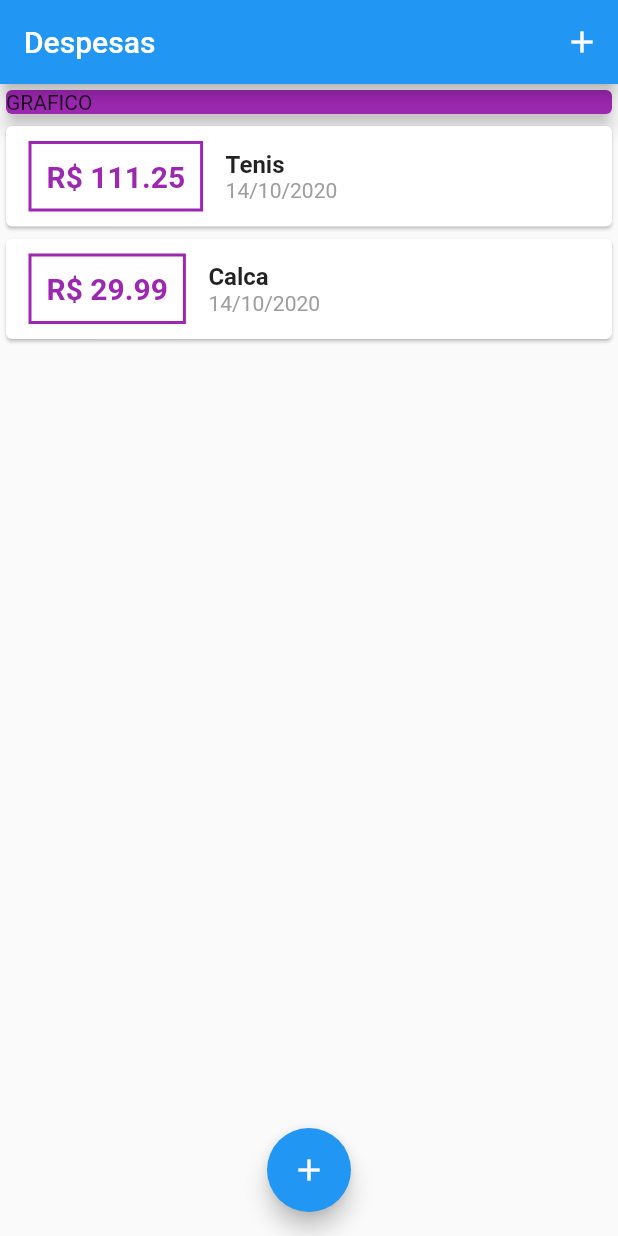
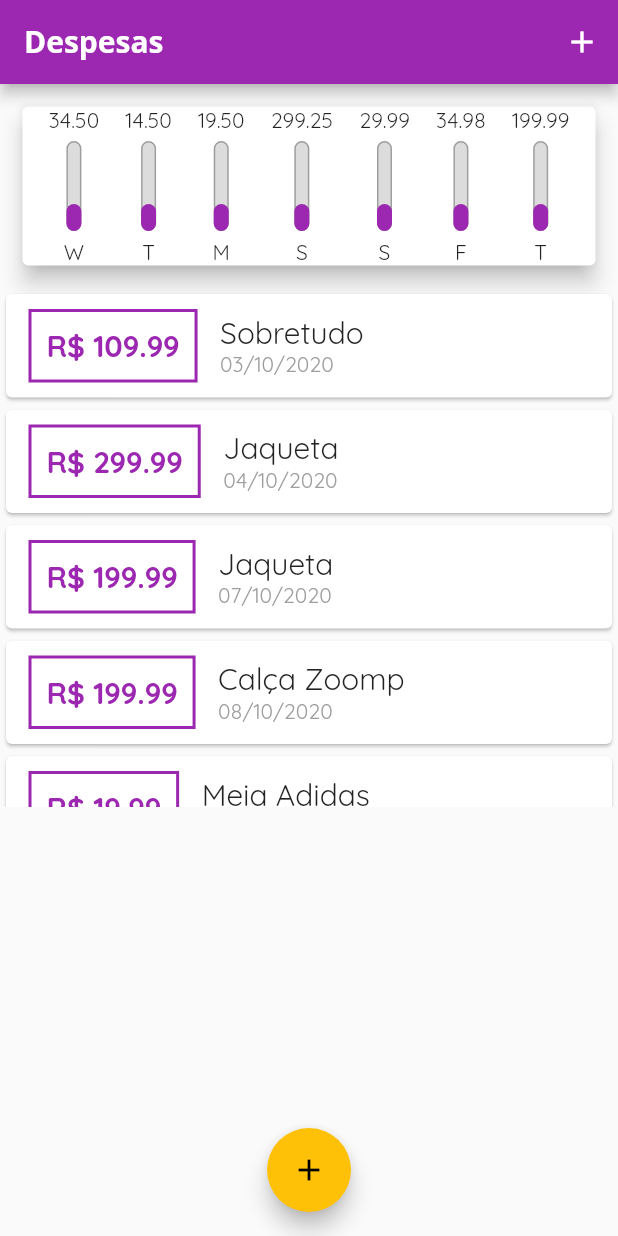
Before and after one commit to robertoalam/flutter-despesas, a Flutter app: the screen it shows after launch, on a phone screen of 412 x 824 dp. Run offline on Flutter 3.47's test engine with Material 2 defaults, Android fonts, the phone set to English and light mode, and no system bars.

Commit message:
incluido fonts, image e implementando grafico

```diff
--- /dev/null
+++ b/lib/components/chart.dart
@@ -0,0 +1,57 @@
+import 'package:flutter/material.dart';
+import 'package:flutter_despesas/components/chart_bar.dart';
+import '../models/transaction.dart';
+import 'package:intl/intl.dart';
+
+class Chart extends StatelessWidget {
+
+  final List<Transaction> recentTransaction ;
+
+  Chart(this.recentTransaction);
+
+  List<Map<String,Object>> get groupedTransactions{
+
+    return List.generate(7, (index) {
+
+      final weekDay = DateTime.now().subtract(
+        Duration(days: index),
+      );
+
+      double totalSum = 0.0;
+
+      for(var i = 0 ; i < recentTransaction.length ; i++){
+        bool sameDay = recentTransaction[i].date.day == weekDay.day;
+        bool sameMonth = recentTransaction[i].date.month == weekDay.month;
+        bool sameYear = recentTransaction[i].date.year == weekDay.year;
+        if( sameDay && sameMonth && sameYear){
+          totalSum += recentTransaction[i].value;
+        }
+      }
+
+      // print( DateFormat.E().format(weekDay)[0] );
+      // print( totalSum );
+
+      return {
+        'day':DateFormat.E().format(weekDay)[0] ,
+        'value': totalSum
+      };
+    });
+  }
+
+  @override
+  Widget build(BuildContext context) {
+
+    groupedTransactions;
+
+    return Card(
+      elevation: 6,
+      margin: EdgeInsets.all(15),
+      child: Row(
+        mainAxisAlignment: MainAxisAlignment.spaceEvenly,
+        children: groupedTransactions.map((tr) {
+          return ChartBar(label: tr['day'] , value: tr['value'] , percentage: 0.3);
+        }).toList(),
+      ),
+    );
+  }
+}
--- /dev/null
+++ b/lib/components/chart_bar.dart
@@ -0,0 +1,51 @@
+import 'package:flutter/material.dart';
+
+class ChartBar extends StatelessWidget {
+
+  final String label;
+  final double value;
+  final double percentage;
+
+  ChartBar({this.label , this.value , this.percentage});
+
+  @override
+  Widget build(BuildContext context) {
+    return Column(
+      children: [
+        //Text("R\$${value.toStringAsFixed(2)}"),
+        Text("${value.toStringAsFixed(2)}"),
+        SizedBox(height: 5,),
+        Container(
+          height: 60,
+          width: 10,
+          child: Stack(
+            alignment: Alignment.bottomCenter,
+            children:[
+              Container(
+                decoration: BoxDecoration(
+                  border: Border.all(
+                    color: Colors.grey ,
+                    width: 1.0
+                  ),
+                  color: Color.fromRGBO(220, 220, 220, 1),
+                  borderRadius: BorderRadius.circular(5),
+                ),
+              ),
+              FractionallySizedBox(
+                heightFactor: percentage,
+                child: Container(
+                  decoration: BoxDecoration(
+                    color: Theme.of(context).primaryColor,
+                    borderRadius: BorderRadius.circular(5),
+                  ),
+                ),
+              ),
+            ],
+          ),
+        ),
+        SizedBox(height: 5,),
+        Text(label),
+      ],
+    );
+  }
+}
--- a/lib/components/transaction_list.dart
+++ b/lib/components/transaction_list.dart
@@ -12,7 +12,20 @@ class TransactionList extends StatelessWidget {
     return Container(
       height: 346,
       //height: MediaQuery.of(context).size.height,
-      child: ListView.builder(
+      child: transaction.isEmpty?
+      Column(
+        children: [
+          SizedBox(height: 20,),
+          Text("Nenhuma Transacao Cadastrada!" , style: Theme.of(context).textTheme.headline6,),
+          SizedBox(height: 20,),
+          Container(
+            height: 200,
+            child:Image.asset('assets/images/waiting.png' , fit: BoxFit.cover,),
+          ),
+        ],
+      )
+      :
+      ListView.builder(
         itemCount: transaction.length,
         itemBuilder: (context , index){
           final tr = transaction[index];
@@ -24,7 +37,7 @@ class TransactionList extends StatelessWidget {
                   EdgeInsets.symmetric(horizontal: 15, vertical: 10),
                   decoration: BoxDecoration(
                       border: Border.all(
-                        color: Colors.purple,
+                        color: Theme.of(context).primaryColor,
                         width: 2,
                       )),
                   padding: EdgeInsets.all(10),
@@ -42,8 +55,8 @@ class TransactionList extends StatelessWidget {
                   children: [
                     Text(
                       tr.title,
-                      style: TextStyle(
-                          fontSize: 16, fontWeight: FontWeight.bold),
+                      style: Theme.of(context).textTheme.headline6,
+                      //style: TextStyle( fontSize: 16, fontWeight: FontWeight.bold),
                     ),
                     Text(
                       DateFormat('dd/MM/y').format(tr.date),
--- a/lib/main.dart
+++ b/lib/main.dart
@@ -1,5 +1,6 @@
 import 'dart:math';
 import 'package:flutter/material.dart';
+import 'package:flutter_despesas/components/chart.dart';
 import 'components/transaction_form.dart';
 import 'components/transaction_list.dart';
 import 'models/transaction.dart';
@@ -11,6 +12,20 @@ class DespesasApp extends StatelessWidget {
   Widget build(BuildContext context) {
     return MaterialApp(
       home: homePage(),
+      theme: ThemeData(
+        primarySwatch: Colors.purple,
+        accentColor: Colors.amber,
+        fontFamily: 'Quicksand',
+        appBarTheme: AppBarTheme(
+          textTheme: ThemeData.light().textTheme.copyWith(
+            headline6: TextStyle(
+              fontFamily: 'OpenSans',
+              fontSize: 20,
+              fontWeight: FontWeight.bold
+            )
+          )
+        ),
+      ),
     );
   }
 }
@@ -22,20 +37,84 @@ class homePage extends StatefulWidget {
 
 class _homePageState extends State<homePage> {
 
-  final _transaction = [
+  final List<Transaction> _transaction = [
     Transaction(
-        id:'1',
-        title: 'Tenis',
-        value: 111.25 ,
-        date: DateTime.now()
+      id: new Random().nextDouble().toString(),
+      title: 'Sobretudo',
+      value: 109.99 ,
+      date: DateTime.now().subtract(Duration(days: 11)),
     ),
     Transaction(
-        id:'2',
-        title: 'Calca',
-        value: 29.99 ,
-        date: DateTime.now()
+      id: new Random().nextDouble().toString(),
+      title: 'Jaqueta',
+      value: 299.99 ,
+      date: DateTime.now().subtract(Duration(days: 10)),
+    ),
+    Transaction(
+      id: new Random().nextDouble().toString(),
+      title: 'Jaqueta',
+      value: 199.99 ,
+      date: DateTime.now().subtract(Duration(days: 7)),
+    ),
+    Transaction(
+      id: new Random().nextDouble().toString(),
+      title: 'Calça Zoomp',
+      value: 199.99 ,
+      date: DateTime.now().subtract(Duration(days: 6)),
+    ),
+    Transaction(
+      id: new Random().nextDouble().toString(),
+      title: 'Meia Adidas',
+      value: 19.99 ,
+      date: DateTime.now().subtract(Duration(days: 5)),
+    ),
+    Transaction(
+      id: new Random().nextDouble().toString(),
+      title: 'Boné',
+      value: 14.99 ,
+      date: DateTime.now().subtract(Duration(days: 5)),
+    ),
+    Transaction(
+      id: new Random().nextDouble().toString(),
+      title: 'Calca Moleton',
+      value: 29.99 ,
+      date: DateTime.now().subtract(Duration(days: 4)),
+    ),
+    Transaction(
+        id: new Random().nextDouble().toString(),
+        title: 'Tenis Fila',
+        value: 299.25 ,
+        date: DateTime.now().subtract(Duration(days: 3)),
+    ),
+    Transaction(
+      id: new Random().nextDouble().toString(),
+      title: 'Cuecas 6',
+      value: 19.50 ,
+      date: DateTime.now().subtract(Duration(days: 2)),
+    ),
+    Transaction(
+      id: new Random().nextDouble().toString(),
+      title: 'Meias 6',
+      value: 14.50 ,
+      date: DateTime.now().subtract(Duration(days: 1)),
+    ),
+    Transaction(
+      id: new Random().nextDouble().toString(),
+      title: 'Camiseta',
+      value: 34.50 ,
+      date: DateTime.now().subtract(Duration(days: 0)),
     ),
   ];
+
+  List<Transaction> get _recentTransaction {
+    return _transaction.where((tr){
+      return tr.date.isAfter(
+          DateTime.now().subtract(
+            Duration(days: 7),
+          )
+      );
+    }).toList();
+  }
 
   _adicionarTransaction(String titulo , double valor){
     final novaTransaction = new Transaction(
@@ -65,7 +144,11 @@ class _homePageState extends State<homePage> {
   Widget build(BuildContext context) {
     return Scaffold(
       appBar: AppBar(
-        title: Text("Despesas"),
+        title: Text("Despesas",
+            style: TextStyle(
+              fontFamily: 'OpenSans'
+            ),
+        ),
         actions: [
           IconButton(
               icon: Icon(Icons.add),
@@ -76,13 +159,14 @@ class _homePageState extends State<homePage> {
       body: Column(
         crossAxisAlignment: CrossAxisAlignment.stretch,
         children: [
-          Container(
-            child: Card(
-              color: Colors.purple,
-              child: Text("GRAFICO"),
-              elevation: 5,
-            ),
-          ),
+          // Container(
+          //   child: Card(
+          //     color: Colors.purple,
+          //     child: Text("GRAFICO"),
+          //     elevation: 5,
+          //   ),
+          // ),
+          Chart(_recentTransaction),
           TransactionList(_transaction),
 
         ],
```
Also changed, not shown: pubspec.yaml (+13 -2 lines), assets/fonts/OpenSans-Bold.ttf (added), assets/fonts/OpenSans-Regular.ttf (added), assets/fonts/Quicksand-Bold.ttf (added), assets/fonts/Quicksand-Light.ttf (added), assets/fonts/Quicksand-Medium.ttf (added), assets/fonts/Quicksand-Regular.ttf (added), assets/images/waiting.png (added).
